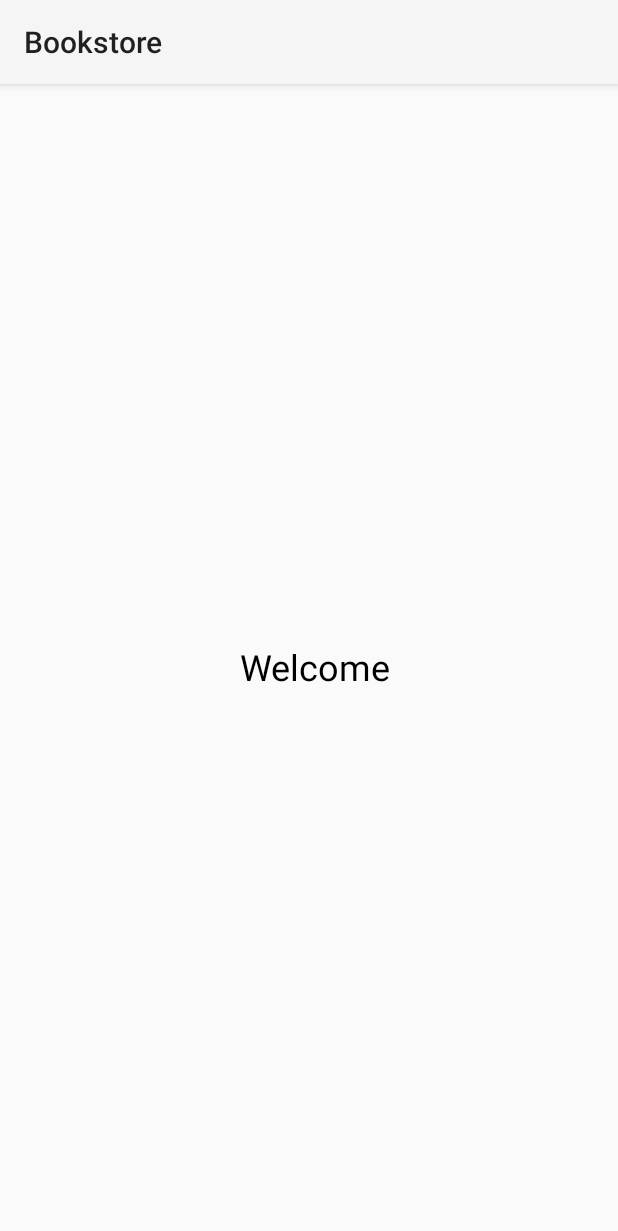
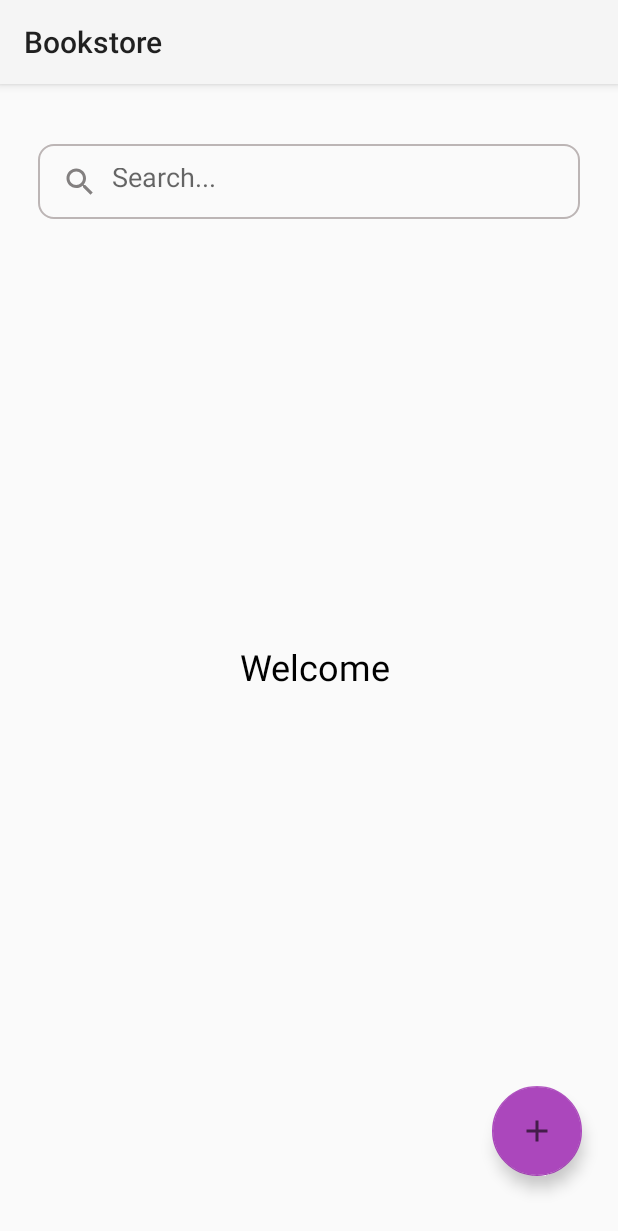
Before and after one commit to AOSP-NIT-Surat/Bookstore-Android, an Android app: the MainActivity screen opened directly, with no data from a screen before it, on a phone screen of 412 x 824 dp. Shown: the top 1231 px of the screen. Run offline under Robolectric (Android 15) with nearby library versions, the phone set to English and light mode, and no system bars.

Commit message:
Search bar and floating Action button added to home page

```diff
--- a/app/build.gradle
+++ b/app/build.gradle
@@ -30,6 +30,7 @@
 
 dependencies {
 
+    implementation 'com.google.android.material:material:1.3.0-alpha02'
     implementation 'androidx.appcompat:appcompat:1.3.1'
     implementation 'com.google.android.material:material:1.4.0'
     implementation 'androidx.constraintlayout:constraintlayout:2.1.0'
--- a/app/src/main/java/com/aosp/bookstore/MainActivity.java
+++ b/app/src/main/java/com/aosp/bookstore/MainActivity.java
@@ -2,12 +2,61 @@
 
 import androidx.appcompat.app.AppCompatActivity;
 import android.os.Bundle;
+import android.view.View;
+import android.widget.TextView;
+import android.widget.Toast;
+
+import com.google.android.material.floatingactionbutton.FloatingActionButton;
 
 public class MainActivity extends AppCompatActivity {
+
+    FloatingActionButton expand;
+    FloatingActionButton sellBook;
+
+    TextView text;
+
+    Boolean isAllFabVisible;
 
     @Override
     protected void onCreate(Bundle savedInstanceState) {
         super.onCreate(savedInstanceState);
         setContentView(R.layout.activity_main);
+
+        expand = findViewById(R.id.expand);
+        sellBook = findViewById(R.id.sellBook);
+
+        text = findViewById(R.id.text);
+
+        sellBook.setVisibility(View.GONE);
+        text.setVisibility(View.GONE);
+
+        isAllFabVisible = false;
+
+        expand.setOnClickListener(new View.OnClickListener() {
+            @Override
+            public void onClick(View view) {
+                if(!isAllFabVisible){
+
+                    sellBook.show();
+                    text.setVisibility(View.VISIBLE);
+
+                    isAllFabVisible = true;
+                }
+                else{
+
+                    sellBook.hide();
+                    text.setVisibility(View.GONE);
+
+                    isAllFabVisible = false;
+                }
+            }
+        });
+
+        sellBook.setOnClickListener(new View.OnClickListener() {
+            @Override
+            public void onClick(View view) {
+                Toast.makeText(MainActivity.this, "Clicked!!", Toast.LENGTH_SHORT).show();
+            }
+        });
     }
 }
--- /dev/null
+++ b/app/src/main/res/drawable/ic_baseline_book_24.xml
@@ -0,0 +1,10 @@
+<vector xmlns:android="http://schemas.android.com/apk/res/android"
+    android:width="24dp"
+    android:height="24dp"
+    android:viewportWidth="24"
+    android:viewportHeight="24"
+    android:tint="?attr/colorControlNormal">
+  <path
+      android:fillColor="@android:color/white"
+      android:pathData="M18,2H6c-1.1,0 -2,0.9 -2,2v16c0,1.1 0.9,2 2,2h12c1.1,0 2,-0.9 2,-2V4c0,-1.1 -0.9,-2 -2,-2zM6,4h5v8l-2.5,-1.5L6,12V4z"/>
+</vector>
--- /dev/null
+++ b/app/src/main/res/drawable/ic_baseline_search_24.xml
@@ -0,0 +1,5 @@
+<vector android:height="24dp" android:tint="#838080"
+    android:viewportHeight="24" android:viewportWidth="24"
+    android:width="24dp" xmlns:android="http://schemas.android.com/apk/res/android">
+    <path android:fillColor="@android:color/white" android:pathData="M15.5,14h-0.79l-0.28,-0.27C15.41,12.59 16,11.11 16,9.5 16,5.91 13.09,3 9.5,3S3,5.91 3,9.5 5.91,16 9.5,16c1.61,0 3.09,-0.59 4.23,-1.57l0.27,0.28v0.79l5,4.99L20.49,19l-4.99,-5zM9.5,14C7.01,14 5,11.99 5,9.5S7.01,5 9.5,5 14,7.01 14,9.5 11.99,14 9.5,14z"/>
+</vector>
--- /dev/null
+++ b/app/src/main/res/drawable/ic_expand.xml
@@ -0,0 +1,5 @@
+<vector android:height="50dp" android:tint="?attr/colorControlNormal"
+    android:viewportHeight="24" android:viewportWidth="24"
+    android:width="50dp" xmlns:android="http://schemas.android.com/apk/res/android">
+    <path android:fillColor="@android:color/white" android:pathData="M19,13h-6v6h-2v-6H5v-2h6V5h2v6h6v2z"/>
+</vector>
--- /dev/null
+++ b/app/src/main/res/drawable/search_bg.xml
@@ -0,0 +1,13 @@
+<?xml version="1.0" encoding="utf-8"?>
+<shape xmlns:android="http://schemas.android.com/apk/res/android">
+
+    <corners
+        android:topRightRadius="10dp"
+        android:topLeftRadius="10dp"
+        android:bottomLeftRadius="10dp"
+        android:bottomRightRadius="10dp"/>
+
+    <stroke
+        android:width="1dp"
+        android:color="#BCB5B5"/>
+</shape>
--- a/app/src/main/res/layout/activity_main.xml
+++ b/app/src/main/res/layout/activity_main.xml
@@ -1,24 +1,85 @@
 <?xml version="1.0" encoding="utf-8"?>
-<androidx.constraintlayout.widget.ConstraintLayout
-        xmlns:android="http://schemas.android.com/apk/res/android"
+<androidx.constraintlayout.widget.ConstraintLayout xmlns:android="http://schemas.android.com/apk/res/android"
+    xmlns:app="http://schemas.android.com/apk/res-auto"
     xmlns:tools="http://schemas.android.com/tools"
-        xmlns:app="http://schemas.android.com/apk/res-auto"
     android:layout_width="match_parent"
     android:layout_height="match_parent"
     tools:context=".MainActivity">
 
     <TextView
-            android:text="@string/welcome"
+        android:id="@+id/textView"
         android:layout_width="wrap_content"
         android:layout_height="wrap_content"
-            android:id="@+id/textView"
+        android:layout_marginStart="8dp"
+        android:layout_marginLeft="8dp"
+        android:layout_marginTop="8dp"
+        android:text="@string/welcome"
+        android:textColor="@color/black"
         android:textSize="24sp"
-            android:textColor="@color/black"
+        app:layout_constraintBottom_toBottomOf="parent"
+        app:layout_constraintEnd_toEndOf="parent"
+        app:layout_constraintStart_toStartOf="parent"
+        app:layout_constraintTop_toTopOf="parent" />
+
+    <com.google.android.material.floatingactionbutton.FloatingActionButton
+        android:id="@+id/expand"
+        android:layout_width="wrap_content"
+        android:layout_height="wrap_content"
+        android:layout_gravity="end"
+        android:layout_marginEnd="24dp"
+        android:layout_marginRight="24dp"
+        android:layout_marginBottom="40dp"
+        android:clickable="true"
+        app:backgroundTint="#AB47BC"
+        app:fabCustomSize="60dp"
+        app:layout_constraintBottom_toBottomOf="parent"
+        app:layout_constraintEnd_toEndOf="parent"
+        app:srcCompat="@drawable/ic_expand"
+        tools:ignore="VectorDrawableCompat" />
+
+    <com.google.android.material.floatingactionbutton.FloatingActionButton
+        android:id="@+id/sellBook"
+        android:layout_width="wrap_content"
+        android:layout_height="wrap_content"
+        android:layout_marginBottom="24dp"
+        app:fabCustomSize="60dp"
+        app:backgroundTint="#AB47BC"
+        app:layout_constraintBottom_toTopOf="@+id/expand"
+        app:layout_constraintEnd_toEndOf="@+id/expand"
+        app:layout_constraintStart_toStartOf="@+id/expand"
+        android:src="@drawable/ic_baseline_book_24"
+        tools:ignore="VectorDrawableCompat" />
+
+    <TextView
+        android:id="@+id/text"
+        android:layout_width="wrap_content"
+        android:layout_height="wrap_content"
+        android:layout_marginEnd="8dp"
+        android:text="Sell Books"
+        android:textSize="15dp"
+        app:layout_constraintBottom_toBottomOf="@+id/sellBook"
+        app:layout_constraintEnd_toStartOf="@+id/sellBook"
+        app:layout_constraintTop_toTopOf="@+id/sellBook"
+        android:layout_marginRight="8dp" />
+
+    <EditText
+        android:id="@+id/search_bar"
+        android:layout_width="0dp"
+        android:layout_height="50dp"
+        android:layout_marginLeft="25dp"
+        android:layout_marginTop="40dp"
+        android:layout_marginRight="25dp"
+        android:background="@drawable/search_bg"
+        android:drawableStart="@drawable/ic_baseline_search_24"
+        android:ems="10"
+        android:inputType="textPersonName"
+        android:padding="16dp"
+        android:paddingLeft="16dp"
+        android:hint="  Search..."
+        app:layout_constraintEnd_toEndOf="parent"
+        app:layout_constraintHorizontal_bias="0.497"
         app:layout_constraintStart_toStartOf="parent"
         app:layout_constraintTop_toTopOf="parent"
-            app:layout_constraintEnd_toEndOf="parent"
-            app:layout_constraintBottom_toBottomOf="parent"
-            android:layout_marginTop="8dp"
-            android:layout_marginLeft="8dp"
-            android:layout_marginStart="8dp"/>
+        android:drawableLeft="@drawable/ic_baseline_search_24" />
+
 </androidx.constraintlayout.widget.ConstraintLayout>
```
Lines whose indentation alone changed are shown as unchanged.
